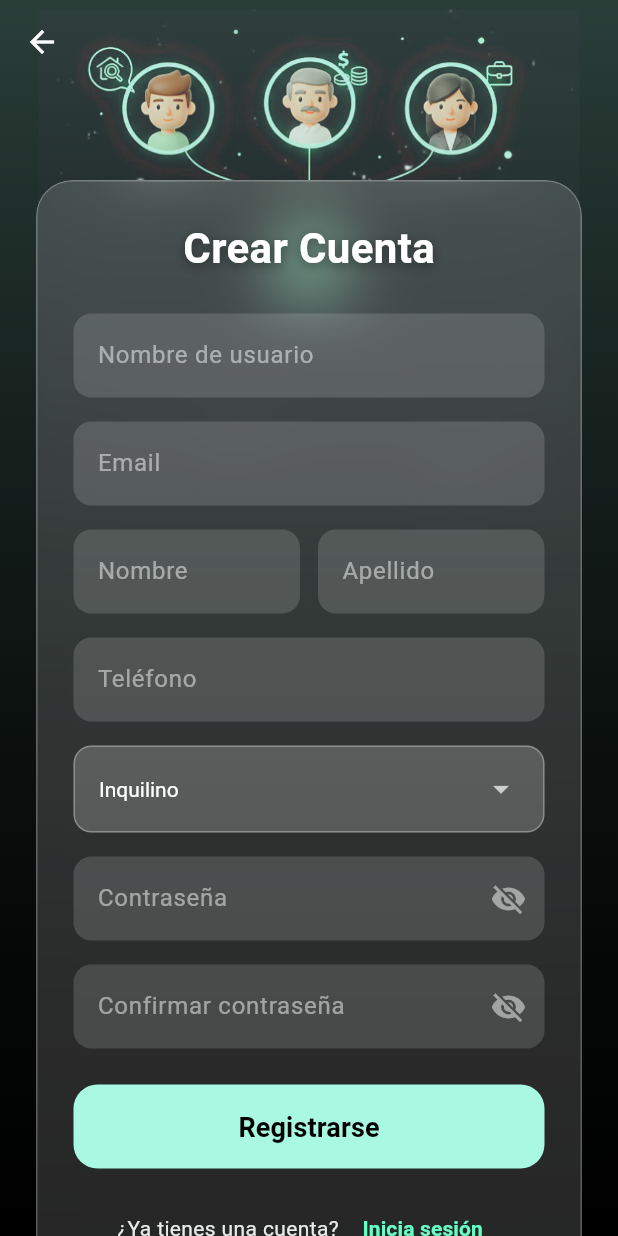
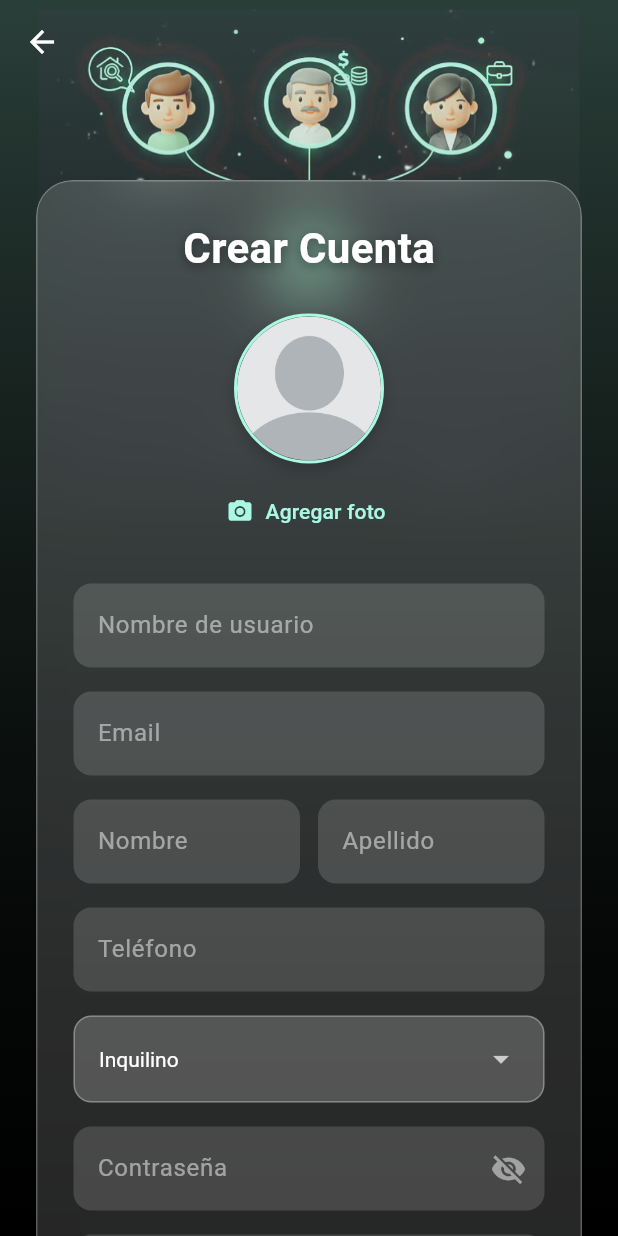
Before and after one commit to marvinjoel2001/habitto, a Flutter app: the RegisterPage screen opened by its route, on a phone screen of 412 x 824 dp. Run offline on Flutter 3.47's test engine with Material 3 defaults, Android fonts, the phone set to English and light mode, and no system bars; our stand-ins replace dio, geolocator, image_picker, shared_preferences, video_player; missing offline and left inert: mapbox_maps_flutter; accounts and stored records are empty; network calls fail.

Commit message:
feat(profile): add profile picture upload and update functionality
- Add new endpoints for profile picture management
- Implement image upload during registration
- Update profile entity to use 'profile_picture' field
- Add dropdown for user type selection in edit profile
- Update API documentation with new endpoints and examples

```diff
--- a/lib/config/app_config.dart
+++ b/lib/config/app_config.dart
@@ -11,6 +11,8 @@ class AppConfig {
   static const String currentUserEndpoint = '/api/users/me/';
   static const String profilesEndpoint = '/api/profiles/';
   static const String currentProfileEndpoint = '/api/profiles/me/';
+  static const String updateProfileEndpoint = '/api/profiles/update_me/';
+  static const String uploadProfilePictureEndpoint = '/api/profiles/upload_profile_picture/';
   static const String propertiesEndpoint = '/api/properties/';
   static const String amenitiesEndpoint = '/api/amenities/';
   static const String photosEndpoint = '/api/photos/';
--- a/lib/features/auth/presentation/pages/register_page.dart
+++ b/lib/features/auth/presentation/pages/register_page.dart
@@ -1,9 +1,13 @@
 import 'package:flutter/material.dart';
+import 'package:habitto/shared/theme/app_theme.dart';
+import 'package:image_picker/image_picker.dart';
+import 'dart:io';
 import '../../data/services/auth_service.dart';
 import '../../domain/entities/user.dart';
 import '../../../profile/domain/entities/profile.dart';
 import '../../../../shared/widgets/custom_button.dart';
 import '../../../../shared/widgets/custom_text_field.dart';
+
 import 'dart:ui' as ui;
 
 class RegisterPage extends StatefulWidget {
@@ -24,8 +28,31 @@ class _RegisterPageState extends State<RegisterPage> {
   final _phoneController = TextEditingController();
 
   final AuthService _authService = AuthService();
+  final ImagePicker _imagePicker = ImagePicker();
   bool _isLoading = false;
   String _selectedUserType = 'inquilino';
+  File? _selectedImage;
+
+  Future<void> _pickImage() async {
+    try {
+      final XFile? image = await _imagePicker.pickImage(
+        source: ImageSource.gallery,
+        maxWidth: 800,
+        maxHeight: 800,
+        imageQuality: 85,
+      );
+
+      if (image != null) {
+        setState(() {
+          _selectedImage = File(image.path);
+        });
+      }
+    } catch (e) {
+      ScaffoldMessenger.of(context).showSnackBar(
+        SnackBar(content: Text('Error al seleccionar imagen: $e')),
+      );
+    }
+  }
 
   Future<void> _register() async {
     if (!_formKey.currentState!.validate()) return;
@@ -62,7 +89,7 @@ class _RegisterPageState extends State<RegisterPage> {
         favorites: [],
       );
 
-      final response = await _authService.register(user, profile, _passwordController.text);
+      final response = await _authService.register(user, profile, _passwordController.text, profileImage: _selectedImage);
 
       if (response['success']) {
         // Después del registro exitoso, hacer login automático
@@ -174,6 +201,10 @@ class _RegisterPageState extends State<RegisterPage> {
                                   ],
                                 ),
                               ),
+                              const SizedBox(height: 24),
+
+                              // Foto de perfil
+                              _buildProfileImageSection(),
                               const SizedBox(height: 24),
 
                               // Nombre de usuario
@@ -377,6 +408,51 @@ class _RegisterPageState extends State<RegisterPage> {
     );
   }
 
+  Widget _buildProfileImageSection() {
+    return Column(
+      children: [
+        GestureDetector(
+          onTap: _pickImage,
+          child: Container(
+            width: 100,
+            height: 100,
+            decoration: BoxDecoration(
+              shape: BoxShape.circle,
+              border: Border.all(color: AppTheme.primaryColor, width: 2),
+              boxShadow: [
+                BoxShadow(
+                  color: Colors.black.withOpacity(0.2),
+                  blurRadius: 8,
+                  offset: const Offset(0, 4),
+                ),
+              ],
+            ),
+            child: ClipOval(
+              child: _selectedImage != null
+                  ? Image.file(
+                      _selectedImage!,
+                      fit: BoxFit.cover,
+                    )
+                  : Image.asset(
+                      'assets/images/userempty.png',
+                      fit: BoxFit.cover,
+                    ),
+            ),
+          ),
+        ),
+        const SizedBox(height: 8),
+        TextButton.icon(
+          onPressed: _pickImage,
+          icon: const Icon(Icons.camera_alt, color: AppTheme.primaryColor, size: 18),
+          label: const Text(
+            'Agregar foto',
+            style: TextStyle(color: AppTheme.primaryColor, fontSize: 14),
+          ),
+        ),
+      ],
+    );
+  }
+
   @override
   void dispose() {
     _usernameController.dispose();
--- a/lib/features/profile/domain/entities/profile.dart
+++ b/lib/features/profile/domain/entities/profile.dart
@@ -34,7 +34,7 @@ class Profile extends BaseModel {
       createdAt: DateTime.parse(json['created_at']),
       updatedAt: DateTime.parse(json['updated_at']),
       favorites: List<int>.from(json['favorites'] ?? []),
-      profileImage: json['profile_image'],
+      profileImage: json['profile_picture'],
     );
   }
 
@@ -49,7 +49,7 @@ class Profile extends BaseModel {
       'created_at': createdAt.toIso8601String(),
       'updated_at': updatedAt.toIso8601String(),
       'favorites': favorites,
-      'profile_image': profileImage,
+      'profile_picture': profileImage,
     };
   }
 
--- a/lib/features/profile/presentation/pages/profile_page.dart
+++ b/lib/features/profile/presentation/pages/profile_page.dart
@@ -1162,9 +1162,7 @@ class _ProfilePageState extends State<ProfilePage> with TickerProviderStateMixin
                 width: 140,
                 child: CustomButton(
                   text: 'Editar Perfil',
-                  onPressed: () {
-                    // Navegar a editar perfil
-                  },
+                  onPressed: _editProfile,
                   backgroundColor: AppTheme.primaryColor,
                   textColor: Colors.black,
                 ),
```
Also changed, not shown: lib/features/auth/data/services/auth_service.dart (+26 -2 lines), lib/features/profile/data/services/profile_service.dart (+115 -6 lines), lib/features/profile/presentation/pages/edit_profile_page.dart (+30 -55 lines), 1 other file.
